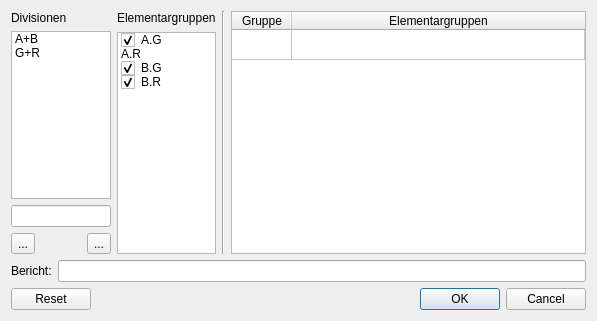
Old version of the form wz-data/ui/dialog_class_groups.ui in the repository gradgrind/WZ3.
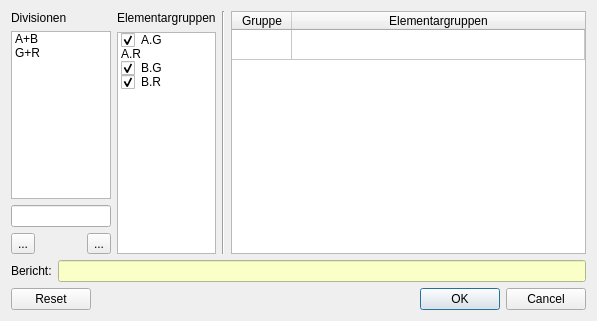
New version of the form. Icons and pictures are not drawn.

The edit to the form file:
```diff
--- a/wz-data/ui/dialog_class_groups.ui
+++ b/wz-data/ui/dialog_class_groups.ui
@@ -241,6 +241,10 @@
      </item>
      <item>
       <widget class="QLineEdit" name="analysis">
+       <property name="styleSheet">
+        <string notr="true">color: rgb(217, 0, 0);
+background-color: rgb(249, 255, 199);</string>
+       </property>
        <property name="readOnly">
         <bool>true</bool>
        </property>
```
Left out of the diff: 22 changed lines with no effect on the pictures.
